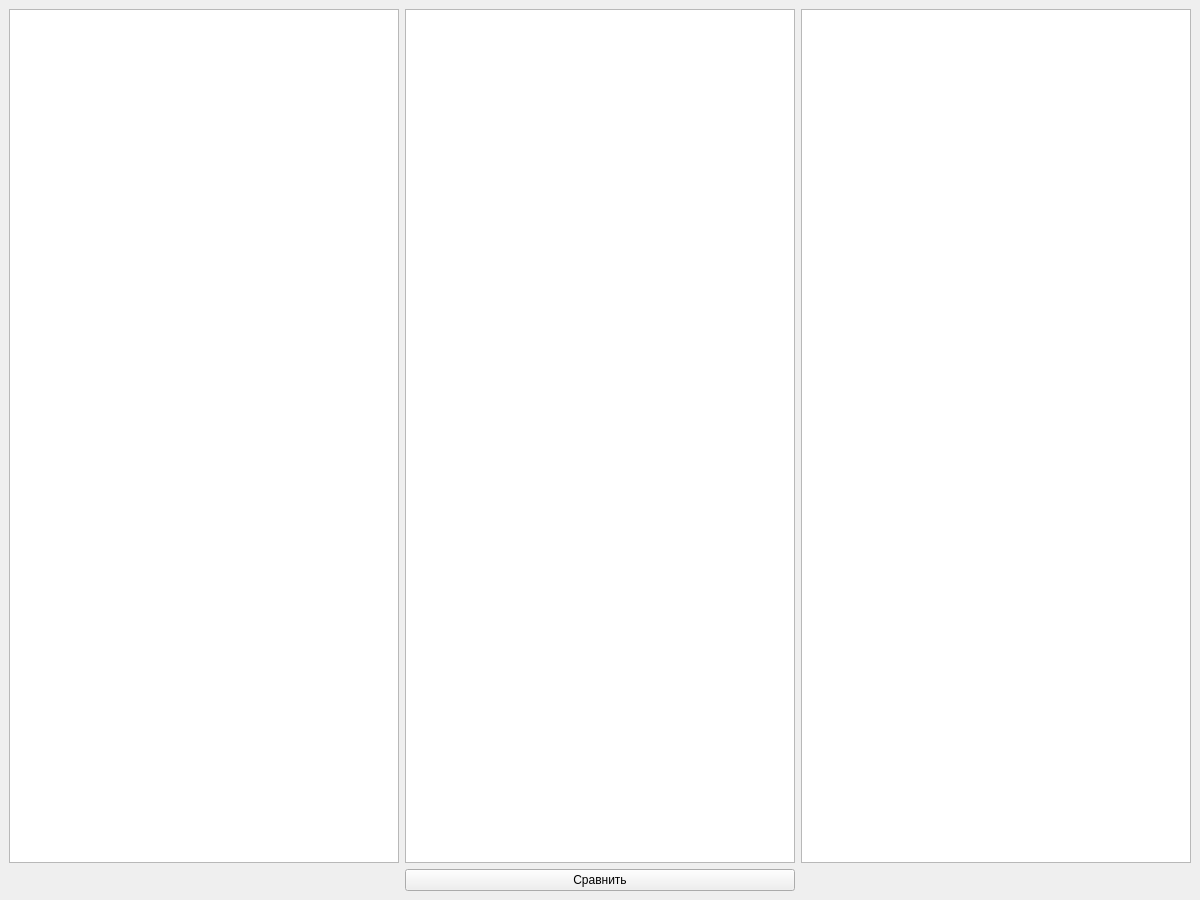
First picture: the form in mainwindow.ui, repository marknefedov/simple-diff-app, before the edit.
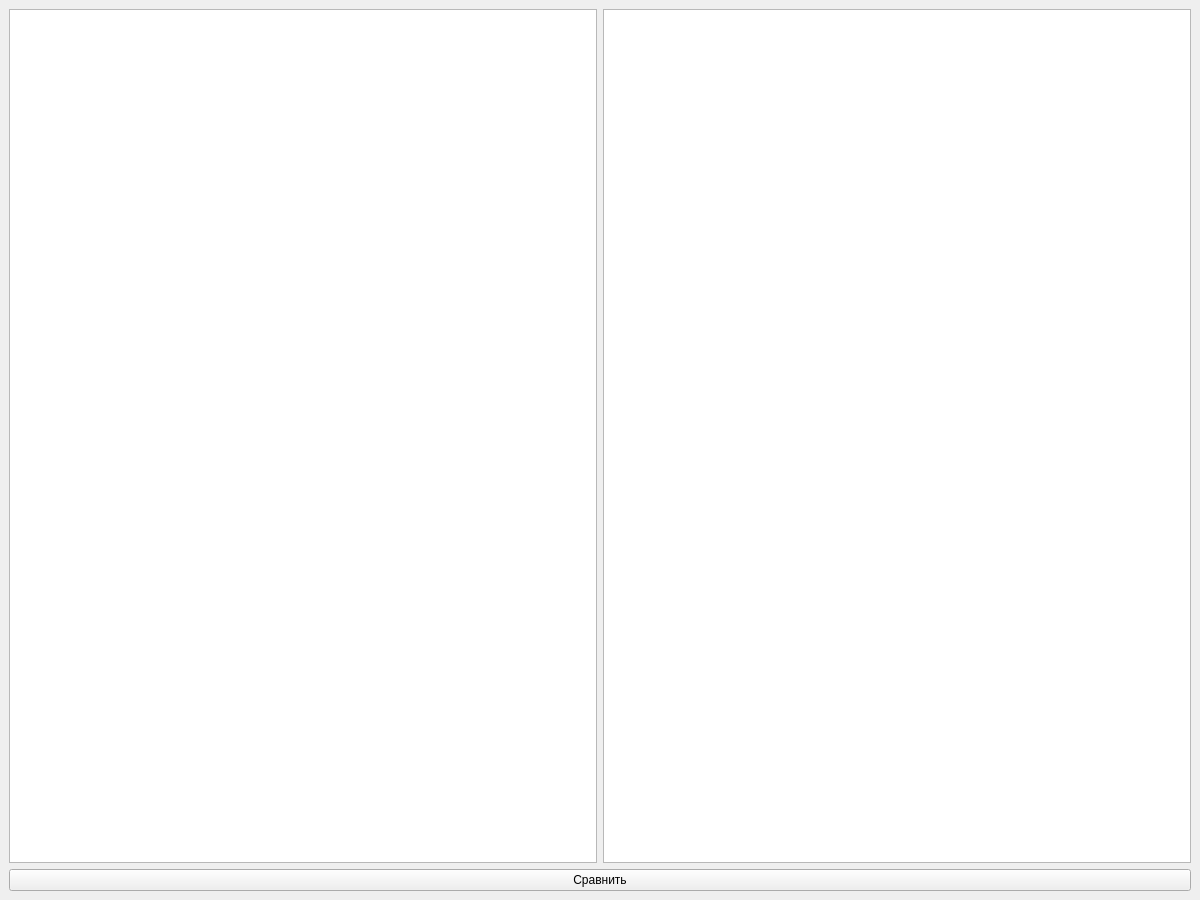
Second picture: the form after the edit. Custom widgets are drawn as their Qt base class.

```diff
--- a/mainwindow.ui
+++ b/mainwindow.ui
@@ -26,17 +26,18 @@
      <verstretch>0</verstretch>
     </sizepolicy>
    </property>
-   <layout class="QGridLayout" name="gridLayout">
-    <item row="0" column="2">
-     <widget class="CodeViewer" name="secondView"/>
+   <layout class="QVBoxLayout" name="verticalLayout">
+    <item>
+     <layout class="QHBoxLayout" name="CodeViews">
+      <item>
+       <widget class="CodeViewer" name="firstView"/>
+      </item>
+      <item>
+       <widget class="CodeViewer" name="secondView"/>
+      </item>
+     </layout>
     </item>
-    <item row="0" column="0">
-     <widget class="CodeViewer" name="firstView"/>
-    </item>
-    <item row="0" column="1">
-     <widget class="QPlainTextEdit" name="diffView"/>
-    </item>
-    <item row="1" column="1">
+    <item>
      <widget class="QPushButton" name="compareButton">
       <property name="text">
        <string>Сравнить</string>
```
Left out of the diff: 2 changed lines with no effect on the pictures.
